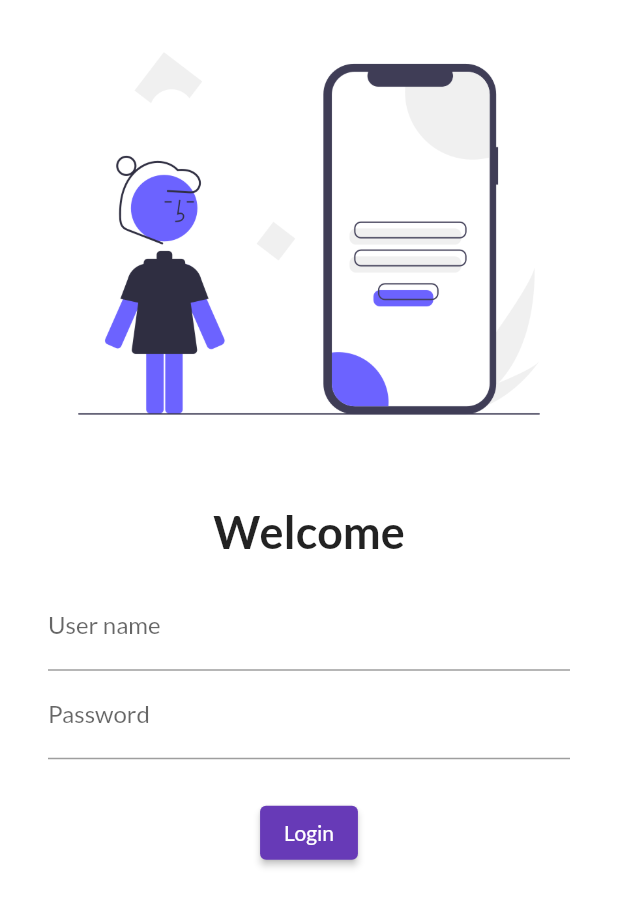
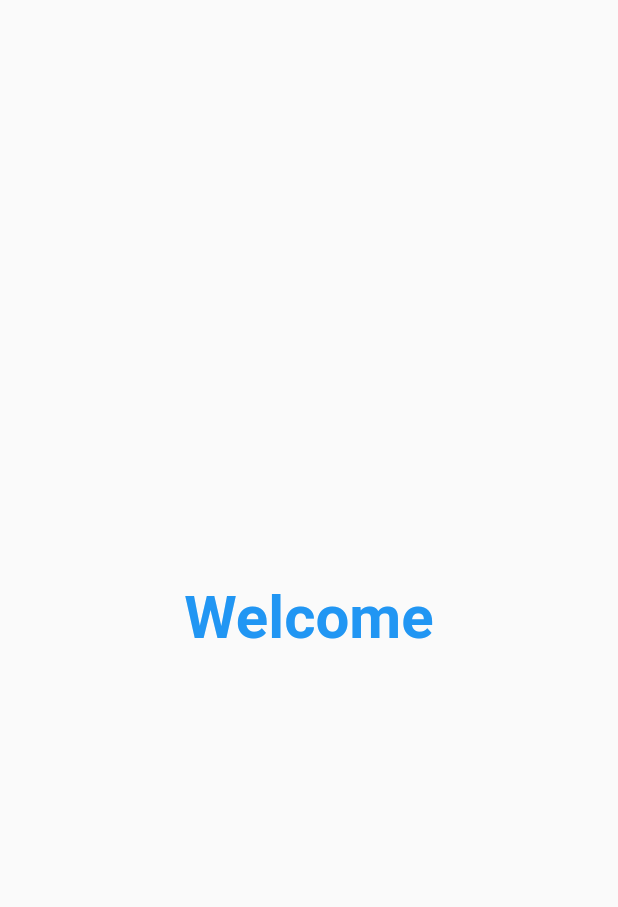
Before and after one commit to abdul11010/practice_1, a Flutter app: the screen it shows after launch, on a phone screen of 412 x 824 dp. Shown: the top 907 px of the screen. Run offline on Flutter 3.47's test engine with Material 2 defaults, Android fonts, the phone set to English and light mode, and no system bars.

Commit message:
Revert "Day3 completed"

```diff
--- a/lib/main.dart
+++ b/lib/main.dart
@@ -1,23 +1,19 @@
 import 'package:flutter/material.dart';
 import 'package:practice_1/pages/home_page.dart';
 import 'package:practice_1/pages/login_page.dart';
-import 'package:google_fonts/google_fonts.dart';
 
-void main() {
+void main(){
   runApp(MyApp());
 }
 
 class MyApp extends StatelessWidget {
-  const MyApp({Key key}) : super(key: key);
+  const MyApp({ Key key }) : super(key: key);
 
   @override
   Widget build(BuildContext context) {
     return MaterialApp(
       themeMode: ThemeMode.light,
-      theme: ThemeData(
-        primarySwatch: Colors.deepPurple,
-        fontFamily: GoogleFonts.lato().fontFamily,
-      ),
+      theme: ThemeData(primarySwatch: Colors.deepPurple,),
       darkTheme: ThemeData(
         brightness: Brightness.light,
       ),
--- a/lib/pages/login_page.dart
+++ b/lib/pages/login_page.dart
@@ -1,56 +1,17 @@
 import 'package:flutter/material.dart';
 
 class LogInPage extends StatelessWidget {
-  const LogInPage({Key key}) : super(key: key);
+  const LogInPage({ Key key }) : super(key: key);
 
   @override
   Widget build(BuildContext context) {
     return Material(
-      color: Colors.white,
-      child: Column(
-        children: [
-          Image.asset(
-            "assets/images/login_image.png",
-            fit: BoxFit.cover,
-          ),
-          SizedBox(
-            height: 25,
-          ),
-          Text(
-            "Welcome",
-            style: TextStyle(fontSize: 30, fontWeight: FontWeight.bold),
-          ),
-          Padding(
-            padding: const EdgeInsets.symmetric(vertical: 16.0,horizontal: 32.0),
-            child: Column(
-              children: [
-                TextFormField(
-              decoration: InputDecoration(
-                hintText: " Enter User Name",
-                labelText: "User name",
-              ),
-            ),
-            TextFormField(
-              obscureText: true,
-              decoration: InputDecoration(
-                hintText: " Enter Password",
-                labelText: "Password",
-              ),
-            ),
-            SizedBox(
-            height: 25,
-          ),
-          ElevatedButton(onPressed: () {
-            print("Practise more");
-          },
-          child: Text("Login"),
-          style: TextButton.styleFrom(),
-          ),
-            ],
-            ),
-          ),
-
-        ],
+      child: Center(
+        child: Text('Welcome', style: TextStyle(
+          fontSize: 40,
+          color: Colors.blue,
+          fontWeight: FontWeight.bold,
+        ),),
       ),
     );
   }
```
Also changed, not shown: pubspec.yaml (+5 -4 lines), assets/images/login_image.png (deleted), pubspec.lock.
